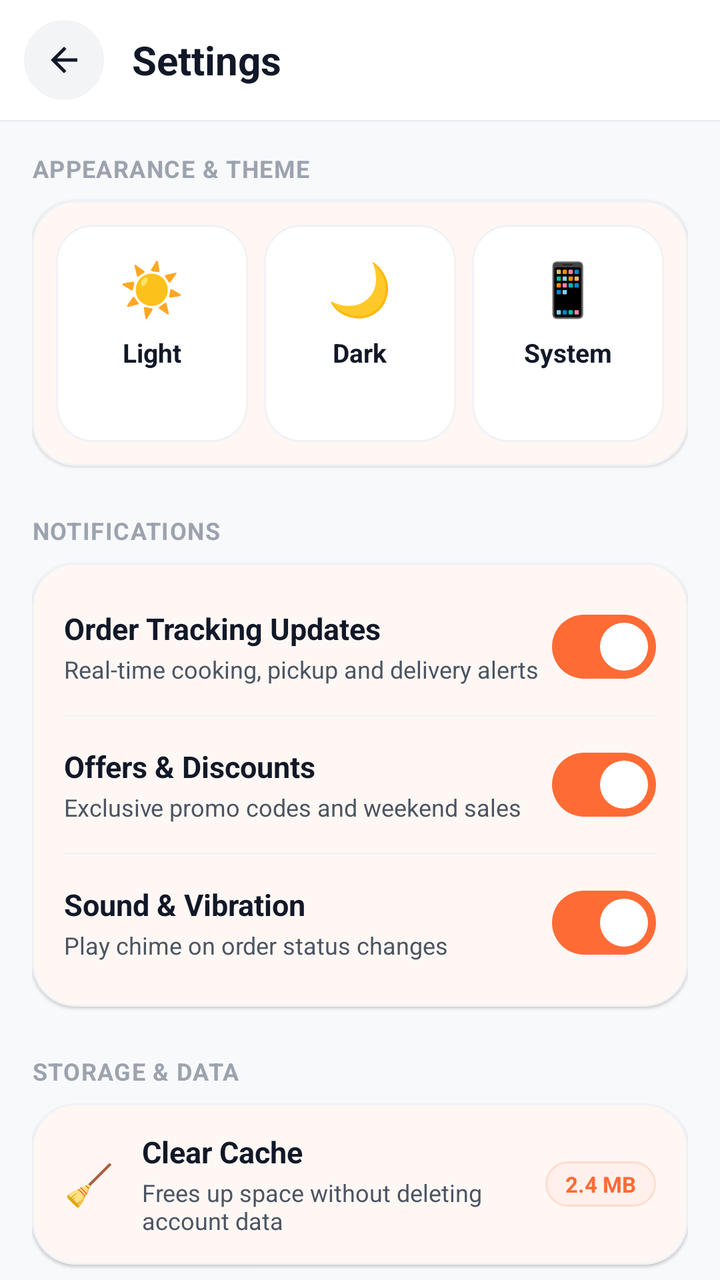
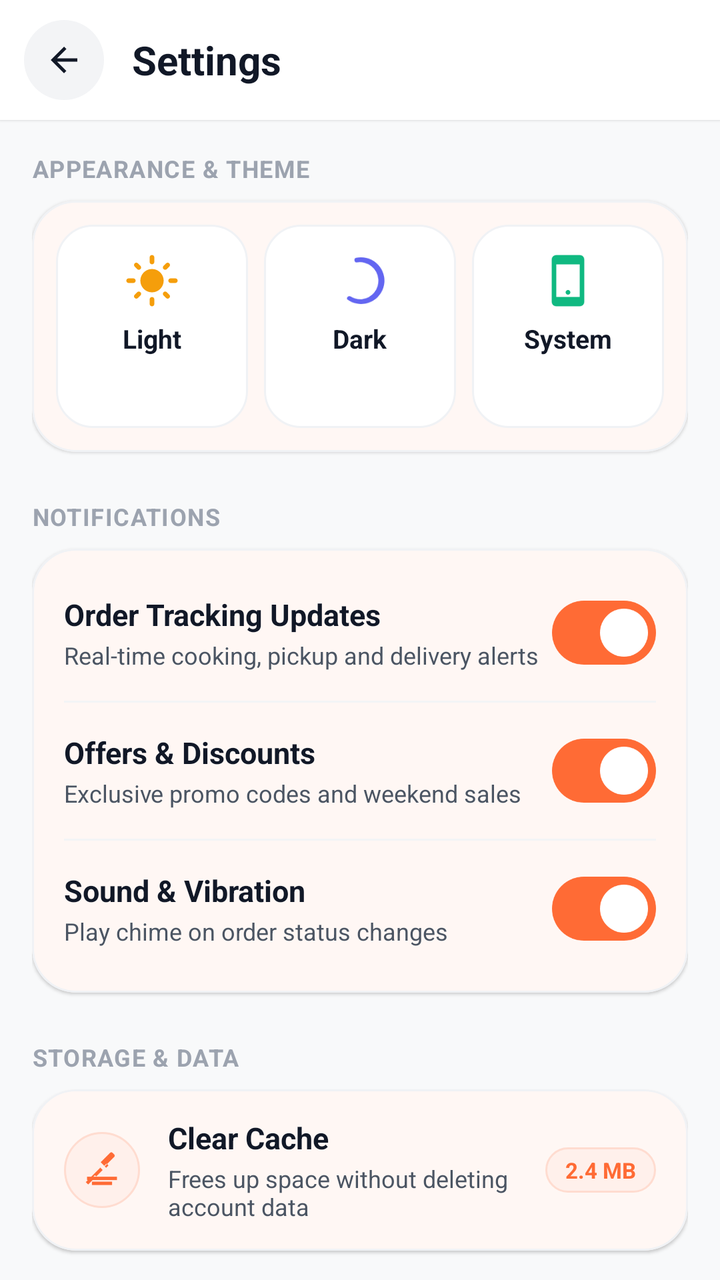

Before-and-after screenshots of an Android layout around one commit, followed by the original layout XML and the change that was made.
<!-- AndroidManifest.xml: application theme Theme.AKRHunger -->
<!-- res/layout/activity_settings.xml -->
<?xml version="1.0" encoding="utf-8"?>
<LinearLayout xmlns:android="http://schemas.android.com/apk/res/android"
    xmlns:app="http://schemas.android.com/apk/res-auto"
    android:layout_width="match_parent"
    android:layout_height="match_parent"
    android:background="@color/background"
    android:orientation="vertical">

    
    <LinearLayout
        android:layout_width="match_parent"
        android:layout_height="60dp"
        android:background="@color/surface"
        android:elevation="1dp"
        android:gravity="center_vertical"
        android:orientation="horizontal"
        android:paddingHorizontal="12dp">

        <FrameLayout
            android:id="@+id/btn_back"
            android:layout_width="40dp"
            android:layout_height="40dp"
            android:background="@drawable/bg_icon_circle_gray"
            android:clickable="true"
            android:focusable="true"
            android:foreground="?attr/selectableItemBackgroundBorderless">

            <ImageView
                android:layout_width="20dp"
                android:layout_height="20dp"
                android:layout_gravity="center"
                android:src="@drawable/ic_back"
                android:tint="@color/text_primary" />
        </FrameLayout>

        <TextView
            android:layout_width="0dp"
            android:layout_height="wrap_content"
            android:layout_marginStart="14dp"
            android:layout_weight="1"
            android:text="Settings"
            android:textColor="@color/text_primary"
            android:textSize="20sp"
            android:textStyle="bold" />
    </LinearLayout>

    <androidx.core.widget.NestedScrollView
        android:layout_width="match_parent"
        android:layout_height="match_parent"
        android:clipToPadding="false"
        android:paddingBottom="32dp">

        <LinearLayout
            android:layout_width="match_parent"
            android:layout_height="wrap_content"
            android:orientation="vertical"
            android:paddingHorizontal="16dp"
            android:paddingTop="16dp">

            
            <TextView
                android:layout_width="wrap_content"
                android:layout_height="wrap_content"
                android:letterSpacing="0.04"
                android:text="APPEARANCE &amp; THEME"
                android:textColor="@color/text_hint"
                android:textSize="12sp"
                android:textStyle="bold" />

            
            <com.google.android.material.card.MaterialCardView
                android:layout_width="match_parent"
                android:layout_height="wrap_content"
                android:layout_marginTop="8dp"
                app:cardBackgroundColor="@color/surface"
                app:cardCornerRadius="22dp"
                app:cardElevation="1dp"
                app:strokeColor="@color/card_border"
                app:strokeWidth="1dp">

                <LinearLayout
                    android:layout_width="match_parent"
                    android:layout_height="wrap_content"
                    android:orientation="horizontal"
                    android:padding="12dp">

                    
                    <LinearLayout
                        android:id="@+id/theme_option_light"
                        android:layout_width="0dp"
                        android:layout_height="wrap_content"
                        android:layout_weight="1"
                        android:background="@drawable/bg_theme_option_unselected"
                        android:clickable="true"
                        android:focusable="true"
                        android:foreground="?attr/selectableItemBackground"
                        android:gravity="center"
                        android:orientation="vertical"
                        android:paddingHorizontal="4dp"
                        android:paddingVertical="14dp">

                        <TextView
                            android:layout_width="wrap_content"
                            android:layout_height="wrap_content"
                            android:text="☀️"
                            android:textSize="26sp" />

                        <TextView
                            android:layout_width="wrap_content"
                            android:layout_height="wrap_content"
                            android:layout_marginTop="6dp"
                            android:text="Light"
                            android:textColor="@color/text_primary"
                            android:textSize="13sp"
                            android:textStyle="bold" />

                        <ImageView
                            android:id="@+id/check_theme_light"
                            android:layout_width="16dp"
                            android:layout_height="16dp"
                            android:layout_marginTop="6dp"
                            android:src="@drawable/bg_notification_dot"
                            android:visibility="invisible" />
                    </LinearLayout>

                    
                    <LinearLayout
                        android:id="@+id/theme_option_dark"
                        android:layout_width="0dp"
                        android:layout_height="wrap_content"
                        android:layout_marginHorizontal="8dp"
                        android:layout_weight="1"
                        android:background="@drawable/bg_theme_option_unselected"
                        android:clickable="true"
                        android:focusable="true"
                        android:foreground="?attr/selectableItemBackground"
                        android:gravity="center"
                        android:orientation="vertical"
                        android:paddingHorizontal="4dp"
                        android:paddingVertical="14dp">

                        <TextView
                            android:layout_width="wrap_content"
                            android:layout_height="wrap_content"
                            android:text="🌙"
                            android:textSize="26sp" />

                        <TextView
                            android:layout_width="wrap_content"
                            android:layout_height="wrap_content"
                            android:layout_marginTop="6dp"
                            android:text="Dark"
                            android:textColor="@color/text_primary"
                            android:textSize="13sp"
                            android:textStyle="bold" />

                        <ImageView
                            android:id="@+id/check_theme_dark"
                            android:layout_width="16dp"
                            android:layout_height="16dp"
                            android:layout_marginTop="6dp"
                            android:src="@drawable/bg_notification_dot"
                            android:visibility="invisible" />
                    </LinearLayout>

                    
                    <LinearLayout
                        android:id="@+id/theme_option_system"
                        android:layout_width="0dp"
                        android:layout_height="wrap_content"
                        android:layout_weight="1"
                        android:background="@drawable/bg_theme_option_unselected"
                        android:clickable="true"
                        android:focusable="true"
                        android:foreground="?attr/selectableItemBackground"
                        android:gravity="center"
                        android:orientation="vertical"
                        android:paddingHorizontal="4dp"
                        android:paddingVertical="14dp">

                        <TextView
                            android:layout_width="wrap_content"
                            android:layout_height="wrap_content"
                            android:text="📱"
                            android:textSize="26sp" />

                        <TextView
                            android:layout_width="wrap_content"
                            android:layout_height="wrap_content"
                            android:layout_marginTop="6dp"
                            android:text="System"
                            android:textColor="@color/text_primary"
                            android:textSize="13sp"
                            android:textStyle="bold" />

                        <ImageView
                            android:id="@+id/check_theme_system"
                            android:layout_width="16dp"
                            android:layout_height="16dp"
                            android:layout_marginTop="6dp"
                            android:src="@drawable/bg_notification_dot"
                            android:visibility="invisible" />
                    </LinearLayout>
                </LinearLayout>
            </com.google.android.material.card.MaterialCardView>

            
            <TextView
                android:layout_width="wrap_content"
                android:layout_height="wrap_content"
                android:layout_marginTop="24dp"
                android:letterSpacing="0.04"
                android:text="NOTIFICATIONS"
                android:textColor="@color/text_hint"
                android:textSize="12sp"
                android:textStyle="bold" />

            <com.google.android.material.card.MaterialCardView
                android:layout_width="match_parent"
                android:layout_height="wrap_content"
                android:layout_marginTop="8dp"
                app:cardBackgroundColor="@color/surface"
                app:cardCornerRadius="22dp"
                app:cardElevation="1dp"
                app:strokeColor="@color/card_border"
                app:strokeWidth="1dp">

                <LinearLayout
                    android:layout_width="match_parent"
                    android:layout_height="wrap_content"
                    android:orientation="vertical"
                    android:paddingHorizontal="16dp"
                    android:paddingVertical="8dp">

                    
                    <LinearLayout
                        android:layout_width="match_parent"
                        android:layout_height="wrap_content"
                        android:gravity="center_vertical"
                        android:orientation="horizontal"
                        android:paddingVertical="10dp">

                        <LinearLayout
                            android:layout_width="0dp"
                            android:layout_height="wrap_content"
                            android:layout_weight="1"
                            android:orientation="vertical">

                            <TextView
                                android:layout_width="wrap_content"
                                android:layout_height="wrap_content"
                                android:text="Order Tracking Updates"
                                android:textColor="@color/text_primary"
                                android:textSize="15sp"
                                android:textStyle="bold" />

                            <TextView
                                android:layout_width="wrap_content"
                                android:layout_height="wrap_content"
                                android:layout_marginTop="2dp"
                                android:text="Real-time cooking, pickup and delivery alerts"
                                android:textColor="@color/text_secondary"
                                android:textSize="12sp" />
                        </LinearLayout>

                        <com.google.android.material.materialswitch.MaterialSwitch
                            android:id="@+id/switch_order_updates"
                            android:layout_width="wrap_content"
                            android:layout_height="wrap_content"
                            android:checked="true"
                            app:thumbTint="@color/on_primary"
                            app:trackTint="@color/primary" />
                    </LinearLayout>

                    <View
                        android:layout_width="match_parent"
                        android:layout_height="1dp"
                        android:background="@color/divider" />

                    
                    <LinearLayout
                        android:layout_width="match_parent"
                        android:layout_height="wrap_content"
                        android:gravity="center_vertical"
                        android:orientation="horizontal"
                        android:paddingVertical="10dp">

                        <LinearLayout
                            android:layout_width="0dp"
                            android:layout_height="wrap_content"
                            android:layout_weight="1"
                            android:orientation="vertical">

                            <TextView
                                android:layout_width="wrap_content"
                                android:layout_height="wrap_content"
                                android:text="Offers &amp; Discounts"
                                android:textColor="@color/text_primary"
                                android:textSize="15sp"
                                android:textStyle="bold" />

                            <TextView
                                android:layout_width="wrap_content"
                                android:layout_height="wrap_content"
                                android:layout_marginTop="2dp"
                                android:text="Exclusive promo codes and weekend sales"
                                android:textColor="@color/text_secondary"
                                android:textSize="12sp" />
                        </LinearLayout>

                        <com.google.android.material.materialswitch.MaterialSwitch
                            android:id="@+id/switch_promotions"
                            android:layout_width="wrap_content"
                            android:layout_height="wrap_content"
                            android:checked="true"
                            app:thumbTint="@color/on_primary"
                            app:trackTint="@color/primary" />
                    </LinearLayout>

                    <View
                        android:layout_width="match_parent"
                        android:layout_height="1dp"
                        android:background="@color/divider" />

                    
                    <LinearLayout
                        android:layout_width="match_parent"
                        android:layout_height="wrap_content"
                        android:gravity="center_vertical"
                        android:orientation="horizontal"
                        android:paddingVertical="10dp">

                        <LinearLayout
                            android:layout_width="0dp"
                            android:layout_height="wrap_content"
                            android:layout_weight="1"
                            android:orientation="vertical">

                            <TextView
                                android:layout_width="wrap_content"
                                android:layout_height="wrap_content"
                                android:text="Sound &amp; Vibration"
                                android:textColor="@color/text_primary"
                                android:textSize="15sp"
                                android:textStyle="bold" />

                            <TextView
                                android:layout_width="wrap_content"
                                android:layout_height="wrap_content"
                                android:layout_marginTop="2dp"
                                android:text="Play chime on order status changes"
                                android:textColor="@color/text_secondary"
                                android:textSize="12sp" />
                        </LinearLayout>

                        <com.google.android.material.materialswitch.MaterialSwitch
                            android:id="@+id/switch_sound"
                            android:layout_width="wrap_content"
                            android:layout_height="wrap_content"
                            android:checked="true"
                            app:thumbTint="@color/on_primary"
                            app:trackTint="@color/primary" />
                    </LinearLayout>
                </LinearLayout>
            </com.google.android.material.card.MaterialCardView>

            
            <TextView
                android:layout_width="wrap_content"
                android:layout_height="wrap_content"
                android:layout_marginTop="24dp"
                android:letterSpacing="0.04"
                android:text="STORAGE &amp; DATA"
                android:textColor="@color/text_hint"
                android:textSize="12sp"
                android:textStyle="bold" />

            <com.google.android.material.card.MaterialCardView
                android:layout_width="match_parent"
                android:layout_height="wrap_content"
                android:layout_marginTop="8dp"
                app:cardBackgroundColor="@color/surface"
                app:cardCornerRadius="22dp"
                app:cardElevation="1dp"
                app:strokeColor="@color/card_border"
                app:strokeWidth="1dp">

                <LinearLayout
                    android:id="@+id/btn_clear_cache"
                    android:layout_width="match_parent"
                    android:layout_height="wrap_content"
                    android:clickable="true"
                    android:focusable="true"
                    android:foreground="?attr/selectableItemBackground"
                    android:gravity="center_vertical"
                    android:orientation="horizontal"
                    android:paddingHorizontal="16dp"
                    android:paddingVertical="14dp">

                    <TextView
                        android:layout_width="wrap_content"
                        android:layout_height="wrap_content"
                        android:text="🧹"
                        android:textSize="20sp" />

                    <LinearLayout
                        android:layout_width="0dp"
                        android:layout_height="wrap_content"
                        android:layout_marginStart="14dp"
                        android:layout_weight="1"
                        android:orientation="vertical">

                        <TextView
                            android:layout_width="wrap_content"
                            android:layout_height="wrap_content"
                            android:text="Clear Cache"
                            android:textColor="@color/text_primary"
                            android:textSize="15sp"
                            android:textStyle="bold" />

                        <TextView
                            android:layout_width="wrap_content"
                            android:layout_height="wrap_content"
                            android:layout_marginTop="2dp"
                            android:text="Frees up space without deleting account data"
                            android:textColor="@color/text_secondary"
                            android:textSize="12sp" />
                    </LinearLayout>

                    <TextView
                        android:id="@+id/tv_cache_size"
                        android:layout_width="wrap_content"
                        android:layout_height="wrap_content"
                        android:background="@drawable/bg_pill_soft"
                        android:paddingHorizontal="10dp"
                        android:paddingVertical="4dp"
                        android:text="2.4 MB"
                        android:textColor="@color/primary"
                        android:textSize="11sp"
                        android:textStyle="bold" />
                </LinearLayout>
            </com.google.android.material.card.MaterialCardView>

            
            <TextView
                android:layout_width="wrap_content"
                android:layout_height="wrap_content"
                android:layout_marginTop="24dp"
                android:letterSpacing="0.04"
                android:text="ABOUT &amp; LEGAL"
                android:textColor="@color/text_hint"
                android:textSize="12sp"
                android:textStyle="bold" />

            <com.google.android.material.card.MaterialCardView
                android:layout_width="match_parent"
                android:layout_height="wrap_content"
                android:layout_marginTop="8dp"
                app:cardBackgroundColor="@color/surface"
                app:cardCornerRadius="22dp"
                app:cardElevation="1dp"
                app:strokeColor="@color/card_border"
                app:strokeWidth="1dp">

                <LinearLayout
                    android:layout_width="match_parent"
                    android:layout_height="wrap_content"
                    android:orientation="vertical">

                    
                    <LinearLayout
                        android:layout_width="match_parent"
                        android:layout_height="wrap_content"
                        android:gravity="center_vertical"
                        android:orientation="horizontal"
                        android:paddingHorizontal="16dp"
                        android:paddingVertical="14dp">

                        <TextView
                            android:layout_width="0dp"
                            android:layout_height="wrap_content"
                            android:layout_weight="1"
                            android:text="Application Version"
                            android:textColor="@color/text_primary"
                            android:textSize="15sp"
                            android:textStyle="bold" />

                        <TextView
                            android:id="@+id/tv_app_version"
                            android:layout_width="wrap_content"
                            android:layout_height="wrap_content"
                            android:text="v1.0.0 (Build 1)"
                            android:textColor="@color/text_hint"
                            android:textSize="13sp" />
                    </LinearLayout>

                    <View
                        android:layout_width="match_parent"
                        android:layout_height="1dp"
                        android:background="@color/divider" />

                    
                    <LinearLayout
                        android:id="@+id/row_terms"
                        android:layout_width="match_parent"
                        android:layout_height="wrap_content"
                        android:clickable="true"
                        android:focusable="true"
                        android:foreground="?attr/selectableItemBackground"
                        android:gravity="center_vertical"
                        android:orientation="horizontal"
                        android:paddingHorizontal="16dp"
                        android:paddingVertical="14dp">

                        <TextView
                            android:layout_width="0dp"
                            android:layout_height="wrap_content"
                            android:layout_weight="1"
                            android:text="Terms &amp; Conditions"
                            android:textColor="@color/text_primary"
                            android:textSize="15sp"
                            android:textStyle="bold" />

                        <ImageView
                            android:layout_width="16dp"
                            android:layout_height="16dp"
                            android:rotation="180"
                            android:src="@drawable/ic_back"
                            android:tint="@color/text_hint" />
                    </LinearLayout>

                    <View
                        android:layout_width="match_parent"
                        android:layout_height="1dp"
                        android:background="@color/divider" />

                    
                    <LinearLayout
                        android:id="@+id/row_privacy"
                        android:layout_width="match_parent"
                        android:layout_height="wrap_content"
                        android:clickable="true"
                        android:focusable="true"
                        android:foreground="?attr/selectableItemBackground"
                        android:gravity="center_vertical"
                        android:orientation="horizontal"
                        android:paddingHorizontal="16dp"
                        android:paddingVertical="14dp">

                        <TextView
                            android:layout_width="0dp"
                            android:layout_height="wrap_content"
                            android:layout_weight="1"
                            android:text="Privacy Policy"
                            android:textColor="@color/text_primary"
                            android:textSize="15sp"
                            android:textStyle="bold" />

                        <ImageView
                            android:layout_width="16dp"
                            android:layout_height="16dp"
                            android:rotation="180"
                            android:src="@drawable/ic_back"
                            android:tint="@color/text_hint" />
                    </LinearLayout>
                </LinearLayout>
            </com.google.android.material.card.MaterialCardView>

            
            <TextView
                android:layout_width="wrap_content"
                android:layout_height="wrap_content"
                android:layout_gravity="center_horizontal"
                android:layout_marginTop="28dp"
                android:gravity="center"
                android:text="Hunger Food Delivery Platform\nPower By SSR TecoGen"
                android:textColor="@color/text_hint"
                android:textSize="12sp" />
        </LinearLayout>
    </androidx.core.widget.NestedScrollView>
</LinearLayout>
<!-- resources referenced by this layout -->
<resources>
  <color name="background">#F8F9FA</color>
  <color name="card_border">#F0F2F5</color>
  <color name="divider">#F3F4F6</color>
  <color name="on_primary">#FFFFFF</color>
  <color name="primary">#FF6B35</color>
  <color name="surface">#FFFFFF</color>
  <color name="text_hint">#9CA3AF</color>
  <color name="text_primary">#111827</color>
  <color name="text_secondary">#4B5563</color>
  <color name="surface_variant">#F3F4F6</color>
  <color name="primary_15">#26FF6B35</color>
  <color name="primary_tint">#FFF0EB</color>
  <color name="primary_tint_border">#FFDCD0</color>
  <color name="primary_dark">#E55A25</color>
  <color name="secondary">#F59E0B</color>
  <color name="on_secondary">#111827</color>
  <color name="on_surface">#111827</color>
  <!-- unchanged entries left out for length: 11 -->
</resources>

<!-- the commit's change to res/layout/activity_settings.xml (unified diff, before → after) -->
@@ -30,7 +30,7 @@
                 android:layout_height="20dp"
                 android:layout_gravity="center"
                 android:src="@drawable/ic_back"
-                android:tint="@color/text_primary" />
+                app:tint="@color/text_primary" />
         </FrameLayout>
 
         <TextView
@@ -99,11 +99,10 @@
                         android:paddingHorizontal="4dp"
                         android:paddingVertical="14dp">
 
-                        <TextView
-                            android:layout_width="wrap_content"
-                            android:layout_height="wrap_content"
-                            android:text="☀️"
-                            android:textSize="26sp" />
+                        <ImageView
+                            android:layout_width="28dp"
+                            android:layout_height="28dp"
+                            android:src="@drawable/ic_sun" />
 
                         <TextView
                             android:layout_width="wrap_content"
@@ -139,11 +138,10 @@
                         android:paddingHorizontal="4dp"
                         android:paddingVertical="14dp">
 
-                        <TextView
-                            android:layout_width="wrap_content"
-                            android:layout_height="wrap_content"
-                            android:text="🌙"
-                            android:textSize="26sp" />
+                        <ImageView
+                            android:layout_width="28dp"
+                            android:layout_height="28dp"
+                            android:src="@drawable/ic_moon" />
 
                         <TextView
                             android:layout_width="wrap_content"
@@ -178,11 +176,10 @@
                         android:paddingHorizontal="4dp"
                         android:paddingVertical="14dp">
 
-                        <TextView
-                            android:layout_width="wrap_content"
-                            android:layout_height="wrap_content"
-                            android:text="📱"
-                            android:textSize="26sp" />
+                        <ImageView
+                            android:layout_width="28dp"
+                            android:layout_height="28dp"
+                            android:src="@drawable/ic_device_phone" />
 
                         <TextView
                             android:layout_width="wrap_content"
@@ -397,11 +394,18 @@
                     android:paddingHorizontal="16dp"
                     android:paddingVertical="14dp">
 
-                    <TextView
-                        android:layout_width="wrap_content"
-                        android:layout_height="wrap_content"
-                        android:text="🧹"
-                        android:textSize="20sp" />
+                    <FrameLayout
+                        android:layout_width="38dp"
+                        android:layout_height="38dp"
+                        android:background="@drawable/bg_icon_circle_soft">
+
+                        <ImageView
+                            android:layout_width="20dp"
+                            android:layout_height="20dp"
+                            android:layout_gravity="center"
+                            android:src="@drawable/ic_broom"
+                            app:tint="@color/primary" />
+                    </FrameLayout>
 
                     <LinearLayout
                         android:layout_width="0dp"
@@ -526,7 +530,7 @@
                             android:layout_height="16dp"
                             android:rotation="180"
                             android:src="@drawable/ic_back"
-                            android:tint="@color/text_hint" />
+                            app:tint="@color/text_hint" />
                     </LinearLayout>
 
                     <View
@@ -561,7 +565,7 @@
                             android:layout_height="16dp"
                             android:rotation="180"
                             android:src="@drawable/ic_back"
-                            android:tint="@color/text_hint" />
+                            app:tint="@color/text_hint" />
                     </LinearLayout>
                 </LinearLayout>
             </com.google.android.material.card.MaterialCardView>
<!-- resource entries referenced after the edit -->
@@ -9,6 +9,56 @@
   <color name="text_hint">#9CA3AF</color>
   <color name="text_primary">#111827</color>
   <color name="text_secondary">#4B5563</color>
+  <!-- drawable bg_icon_circle_soft (drawable) -->
+  <?xml version="1.0" encoding="utf-8"?>
+  <shape xmlns:android="http://schemas.android.com/apk/res/android"
+      android:shape="oval">
+      <solid android:color="@color/primary_tint" />
+      <stroke android:width="1dp" android:color="@color/primary_tint_border" />
+  </shape>
+  <!-- drawable ic_broom (drawable) -->
+  <vector xmlns:android="http://schemas.android.com/apk/res/android"
+      android:width="24dp"
+      android:height="24dp"
+      android:viewportWidth="24"
+      android:viewportHeight="24">
+    <path
+        android:fillColor="#E53935"
+        android:pathData="M19.36,2.72l-1.08,-1.08c-0.39,-0.39 -1.02,-0.39 -1.41,0l-5.66,5.66l2.49,2.49l5.66,-5.66C19.75,3.74 19.75,3.11 19.36,2.72zM2.29,19.29l1.41,1.41L12.38,12l-1.41,-1.41L2.29,19.29zM14.5,10.67l-1.17,-1.17l1.41,-1.41l1.17,1.17L14.5,10.67zM7.5,17.67l-1.17,-1.17l1.41,-1.41l1.17,1.17L7.5,17.67z"/>
+    <path
+        android:fillColor="#E53935"
+        android:pathData="M6,21h12v-2H6v2zM3,18h18v-2H3v2z"/>
+  </vector>
+  <!-- drawable ic_device_phone (drawable) -->
+  <vector xmlns:android="http://schemas.android.com/apk/res/android"
+      android:width="24dp"
+      android:height="24dp"
+      android:viewportWidth="24"
+      android:viewportHeight="24">
+    <path
+        android:fillColor="#10B981"
+        android:pathData="M17,1.01L7,1c-1.1,0 -2,0.9 -2,2v18c0,1.1 0.9,2 2,2h10c1.1,0 2,-0.9 2,-2V3c0,-1.1 -0.9,-1.99 -2,-1.99zM17,19H7V5h10v14zM12,18c0.55,0 1,-0.45 1,-1s-0.45,-1 -1,-1 -1,0.45 -1,1 0.45,1 1,1z"/>
+  </vector>
+  <!-- drawable ic_moon (drawable) -->
+  <vector xmlns:android="http://schemas.android.com/apk/res/android"
+      android:width="24dp"
+      android:height="24dp"
+      android:viewportWidth="24"
+      android:viewportHeight="24">
+    <path
+        android:fillColor="#6366F1"
+        android:pathData="M12.3,2a10,10 0 0,0 -1.9,0.18 1,1 0 0,0 -0.79,1.14 1,1 0 0,0 1.09,0.82A8,8 0 0,1 19.86,11.3a8,8 0 0,1 -7.06,8.66 8.08,8.08 0 0,1 -4.84,-1.2 1,1 0 0,0 -1.18,0.1 1,1 0 0,0 -0.3,1.15A10,10 0 1,0 12.3,2z"/>
+  </vector>
+  <!-- drawable ic_sun (drawable) -->
+  <vector xmlns:android="http://schemas.android.com/apk/res/android"
+      android:width="24dp"
+      android:height="24dp"
+      android:viewportWidth="24"
+      android:viewportHeight="24">
+    <path
+        android:fillColor="#F59E0B"
+        android:pathData="M12,7c-2.76,0 -5,2.24 -5,5s2.24,5 5,5 5,-2.24 5,-5 -2.24,-5 -5,-5zM2,13h2c0.55,0 1,-0.45 1,-1s-0.45,-1 -1,-1H2c-0.55,0 -1,0.45 -1,1s0.45,1 1,1zm18,0h2c0.55,0 1,-0.45 1,-1s-0.45,-1 -1,-1h-2c-0.55,0 -1,0.45 -1,1s0.45,1 1,1zM11,2v2c0,0.55 0.45,1 1,1s1,-0.45 1,-1V2c0,-0.55 -0.45,-1 -1,-1s-1,0.45 -1,1zm0,18v2c0,0.55 0.45,1 1,1s1,-0.45 1,-1v-2c0,-0.55 -0.45,-1 -1,-1s-1,0.45 -1,1zM5.99,4.58c-0.39,-0.39 -1.03,-0.39 -1.41,0s-0.39,1.03 0,1.41l1.06,1.06c0.39,0.39 1.03,0.39 1.41,0s0.39,-1.03 0,-1.41L5.99,4.58zm12.37,12.37c-0.39,-0.39 -1.03,-0.39 -1.41,0s-0.39,1.03 0,1.41l1.06,1.06c0.39,0.39 1.03,0.39 1.41,0s0.39,-1.03 0,-1.41l-1.06,-1.06zm1.06,-10.96c0.39,-0.39 0.39,-1.03 0,-1.41s-1.03,-0.39 -1.41,0l-1.06,1.06c-0.39,0.39 -0.39,1.03 0,1.41s1.03,0.39 1.41,0l1.06,-1.06zM7.05,18.36c0.39,-0.39 0.39,-1.03 0,-1.41s-1.03,-0.39 -1.41,0l-1.06,1.06c-0.39,0.39 -0.39,1.03 0,1.41s1.03,0.39 1.41,0l1.06,-1.06z"/>
+  </vector>
   <color name="surface_variant">#F3F4F6</color>
   <color name="primary_15">#26FF6B35</color>
   <color name="primary_tint">#FFF0EB</color>
